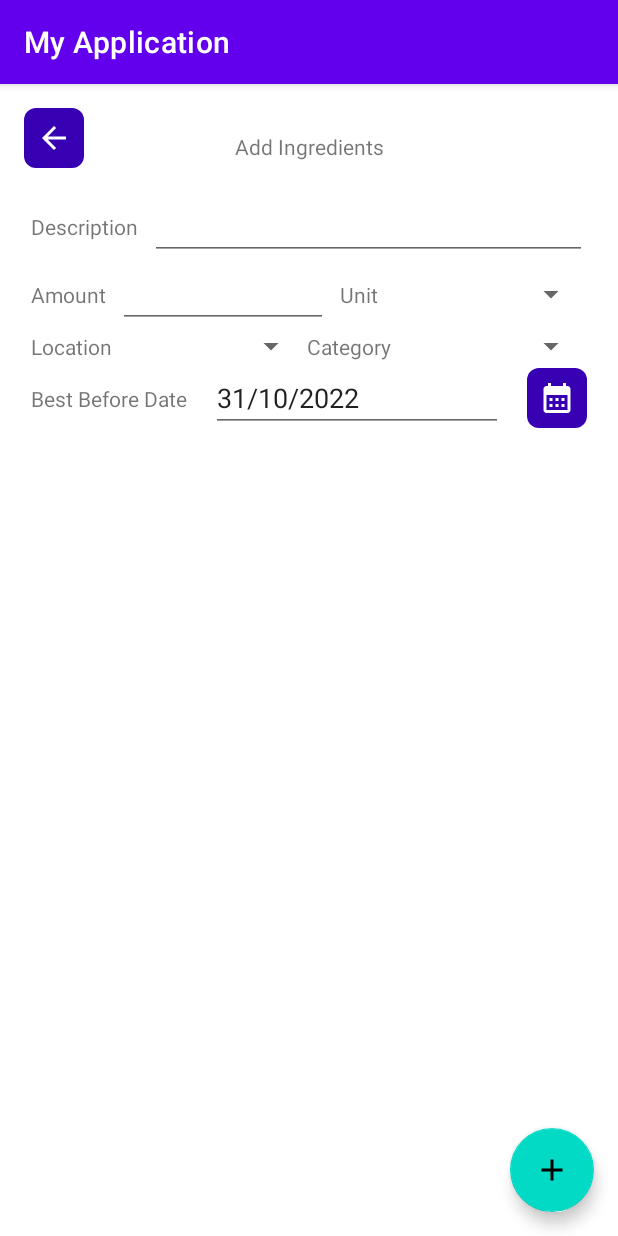
After one commit to CMPUT301F22T18/SnackNTrack, an Android app: the fragment AddIngredientFragment placed in its activity, on a phone screen of 412 x 824 dp. The commit adds this screen. Run offline under Robolectric (Android 15) with nearby library versions, the phone set to English and light mode, and no system bars.

Commit message:
Added Add Ingredient Fragment, Linked Storage Activity to Add Ingredient Fragment, Finished Back Button

```diff
--- /dev/null
+++ b/app/src/main/java/com/cmput301f22t18/snackntrack/AddIngredientFragment.java
@@ -0,0 +1,79 @@
+package com.cmput301f22t18.snackntrack;
+
+import android.os.Bundle;
+
+import androidx.annotation.NonNull;
+import androidx.annotation.Nullable;
+import androidx.fragment.app.Fragment;
+
+import android.util.Log;
+import android.view.LayoutInflater;
+import android.view.View;
+import android.view.ViewGroup;
+import android.widget.ImageButton;
+
+/**
+ * A simple {@link Fragment} subclass.
+ * Use the {@link AddIngredientFragment#newInstance} factory method to
+ * create an instance of this fragment.
+ */
+public class AddIngredientFragment extends Fragment {
+
+    // TODO: Rename parameter arguments, choose names that match
+    // the fragment initialization parameters, e.g. ARG_ITEM_NUMBER
+    private static final String ARG_PARAM1 = "param1";
+    private static final String ARG_PARAM2 = "param2";
+
+    // TODO: Rename and change types of parameters
+    private String mParam1;
+    private String mParam2;
+
+    public AddIngredientFragment() {
+        // Required empty public constructor
+    }
+
+    /**
+     * Use this factory method to create a new instance of
+     * this fragment using the provided parameters.
+     *
+     * @param param1 Parameter 1.
+     * @param param2 Parameter 2.
+     * @return A new instance of fragment AddEditIngredient.
+     */
+    // TODO: Rename and change types and number of parameters
+    public static AddIngredientFragment newInstance(String param1, String param2) {
+        AddIngredientFragment fragment = new AddIngredientFragment();
+        Bundle args = new Bundle();
+        args.putString(ARG_PARAM1, param1);
+        args.putString(ARG_PARAM2, param2);
+        fragment.setArguments(args);
+        return fragment;
+    }
+
+    @Override
+    public void onCreate(Bundle savedInstanceState) {
+        super.onCreate(savedInstanceState);
+        if (getArguments() != null) {
+            mParam1 = getArguments().getString(ARG_PARAM1);
+            mParam2 = getArguments().getString(ARG_PARAM2);
+        }
+
+    }
+
+    @Override
+    public View onCreateView(LayoutInflater inflater, ViewGroup container,
+                             Bundle savedInstanceState) {
+        // Inflate the layout for this fragment
+        return inflater.inflate(R.layout.fragment_add_edit_ingredient, container, false);
+    }
+
+    @Override
+    public void onViewCreated(@NonNull View view, @Nullable Bundle savedInstanceState) {
+        super.onViewCreated(view, savedInstanceState);
+        ImageButton imageButton = view.findViewById(R.id.back_button);
+        imageButton.setOnClickListener(v -> {
+            Log.i("Debug", "Pressed Back!");
+            getActivity().getSupportFragmentManager().popBackStackImmediate();
+        });
+    }
+}
--- a/app/src/main/java/com/cmput301f22t18/snackntrack/StorageActivity.java
+++ b/app/src/main/java/com/cmput301f22t18/snackntrack/StorageActivity.java
@@ -6,6 +6,8 @@ import androidx.recyclerview.widget.RecyclerView;
 
 import android.os.Bundle;
 import android.view.View;
+
+import com.google.android.material.floatingactionbutton.FloatingActionButton;
 
 import java.util.Date;
 
@@ -26,6 +28,20 @@ public class StorageActivity extends AppCompatActivity {
         recyclerView.setAdapter(storageAdapter);
         recyclerView.setLayoutManager(
                 new LinearLayoutManager(getApplicationContext()));
+
+        FloatingActionButton fab = findViewById(R.id.add_ingredient_fab);
+        fab.setOnClickListener(new View.OnClickListener() {
+            @Override
+            public void onClick(View view) {
+                if (savedInstanceState == null) {
+                    getSupportFragmentManager().beginTransaction()
+                            .setReorderingAllowed(true)
+                            .add(R.id.fragment_container_view, AddIngredientFragment.class, null)
+                            .addToBackStack("AddIngredient")
+                            .commit();
+                }
+            }
+        });
     }
 
     private void initStorage() {
--- /dev/null
+++ b/app/src/main/res/drawable/custom_image_button.xml
@@ -0,0 +1,5 @@
+<?xml version="1.0" encoding="utf-8"?>
+<shape xmlns:android="http://schemas.android.com/apk/res/android">
+    <solid android:color="@color/purple_700" />
+    <corners android:radius="8dp" />
+</shape>
--- /dev/null
+++ b/app/src/main/res/drawable/ic_baseline_arrow_back_24.xml
@@ -0,0 +1,5 @@
+<vector android:autoMirrored="true" android:height="24dp"
+    android:tint="#FFFFFF" android:viewportHeight="24"
+    android:viewportWidth="24" android:width="24dp" xmlns:android="http://schemas.android.com/apk/res/android">
+    <path android:fillColor="@android:color/white" android:pathData="M20,11H7.83l5.59,-5.59L12,4l-8,8 8,8 1.41,-1.41L7.83,13H20v-2z"/>
+</vector>
--- /dev/null
+++ b/app/src/main/res/drawable/ic_baseline_calendar_month_24.xml
@@ -0,0 +1,5 @@
+<vector android:height="24dp" android:tint="#FFFFFF"
+    android:viewportHeight="24" android:viewportWidth="24"
+    android:width="24dp" xmlns:android="http://schemas.android.com/apk/res/android">
+    <path android:fillColor="@android:color/white" android:pathData="M19,4h-1V2h-2v2H8V2H6v2H5C3.89,4 3.01,4.9 3.01,6L3,20c0,1.1 0.89,2 2,2h14c1.1,0 2,-0.9 2,-2V6C21,4.9 20.1,4 19,4zM19,20H5V10h14V20zM9,14H7v-2h2V14zM13,14h-2v-2h2V14zM17,14h-2v-2h2V14zM9,18H7v-2h2V18zM13,18h-2v-2h2V18zM17,18h-2v-2h2V18z"/>
+</vector>
--- a/app/src/main/res/layout/activity_storage.xml
+++ b/app/src/main/res/layout/activity_storage.xml
@@ -17,6 +17,7 @@
     <com.google.android.material.floatingactionbutton.FloatingActionButton
         android:layout_width="wrap_content"
         android:layout_height="wrap_content"
+        android:id="@+id/add_ingredient_fab"
         app:layout_constraintBottom_toBottomOf="parent"
         app:layout_constraintEnd_toEndOf="parent"
         android:layout_gravity="end"
@@ -24,4 +25,8 @@
         android:layout_marginBottom="16dp"
         android:src="@drawable/ic_baseline_add_24"
         />
+    <androidx.fragment.app.FragmentContainerView
+        android:layout_width="match_parent"
+        android:layout_height="match_parent"
+        android:id="@+id/fragment_container_view"/>
 </androidx.constraintlayout.widget.ConstraintLayout>
--- /dev/null
+++ b/app/src/main/res/layout/fragment_add_edit_ingredient.xml
@@ -0,0 +1,222 @@
+<?xml version="1.0" encoding="utf-8"?>
+<androidx.constraintlayout.widget.ConstraintLayout xmlns:android="http://schemas.android.com/apk/res/android"
+    xmlns:tools="http://schemas.android.com/tools"
+    android:layout_width="match_parent"
+    android:layout_height="match_parent"
+    xmlns:app="http://schemas.android.com/apk/res-auto"
+    tools:context=".AddIngredientFragment"
+    android:background="@color/white"
+    >
+    <androidx.constraintlayout.widget.ConstraintLayout
+        android:layout_width="match_parent"
+        android:layout_height="wrap_content"
+        android:id="@+id/add_edit_fragment_title_bar"
+        app:layout_constraintTop_toTopOf="parent"
+        app:layout_constraintLeft_toLeftOf="parent"
+        app:layout_constraintRight_toRightOf="parent"
+        android:layout_marginTop="16dp"
+        android:layout_marginHorizontal="16dp">
+        <ImageButton
+            android:layout_width="wrap_content"
+            android:layout_height="wrap_content"
+            android:id="@+id/back_button"
+            app:layout_constraintTop_toTopOf="parent"
+            app:layout_constraintLeft_toLeftOf="parent"
+            android:src="@drawable/ic_baseline_arrow_back_24"
+            android:background="@drawable/custom_image_button"
+            android:padding="8dp"
+            />
+        <TextView
+            android:layout_width="wrap_content"
+            android:layout_height="wrap_content"
+            app:layout_constraintLeft_toLeftOf="parent"
+            app:layout_constraintRight_toRightOf="parent"
+            app:layout_constraintTop_toTopOf="parent"
+            android:layout_marginTop="16dp"
+            android:text="@string/add_ingredient_title"
+            android:id="@+id/add_ingredient_fragment_title_text_view"
+            />
+    </androidx.constraintlayout.widget.ConstraintLayout>
+
+    <androidx.constraintlayout.widget.ConstraintLayout
+        android:layout_width="0dp"
+        app:layout_constraintWidth_percent="0.9"
+        android:layout_height="wrap_content"
+        android:id="@+id/form_linear_layout"
+        android:orientation="vertical"
+        app:layout_constraintLeft_toLeftOf="parent"
+        app:layout_constraintRight_toRightOf="parent"
+        app:layout_constraintTop_toBottomOf="@id/add_edit_fragment_title_bar"
+        app:layout_constraintVertical_chainStyle="spread"
+        android:layout_marginTop="16dp"
+        >
+        <androidx.constraintlayout.widget.ConstraintLayout
+            android:layout_width="match_parent"
+            android:layout_height="wrap_content"
+            android:orientation="horizontal"
+            android:id="@+id/description_row"
+            app:layout_constraintLeft_toLeftOf="parent"
+            app:layout_constraintRight_toRightOf="parent"
+            app:layout_constraintTop_toTopOf="parent"
+            >
+            <TextView
+                android:layout_width="wrap_content"
+                android:layout_height="wrap_content"
+                android:text="@string/description_edit_text_title"
+                app:layout_constraintLeft_toLeftOf="parent"
+                app:layout_constraintTop_toTopOf="parent"
+                app:layout_constraintBottom_toBottomOf="parent"
+                android:id="@+id/description_title"
+                />
+            <EditText
+                android:layout_width="0dp"
+                android:layout_height="wrap_content"
+                android:id="@+id/description_edit_text"
+                app:layout_constraintTop_toTopOf="parent"
+                app:layout_constraintBottom_toBottomOf="parent"
+                app:layout_constraintRight_toRightOf="parent"
+                app:layout_constraintLeft_toRightOf="@id/description_title"
+                android:layout_marginLeft="8dp"/>
+        </androidx.constraintlayout.widget.ConstraintLayout>
+        <androidx.constraintlayout.widget.ConstraintLayout
+            android:layout_width="match_parent"
+            android:layout_height="wrap_content"
+            android:orientation="horizontal"
+            android:id="@+id/amount_unit_row"
+            app:layout_constraintLeft_toLeftOf="parent"
+            app:layout_constraintTop_toBottomOf="@id/description_row"
+            >
+            <TextView
+                android:layout_width="wrap_content"
+                android:layout_height="wrap_content"
+                android:text="@string/amount_edit_text_title"
+                app:layout_constraintLeft_toLeftOf="parent"
+                app:layout_constraintTop_toTopOf="parent"
+                app:layout_constraintBottom_toBottomOf="parent"
+                android:id="@+id/amount_title"
+                />
+
+            <EditText
+                android:layout_width="0dp"
+                android:layout_height="wrap_content"
+                android:id="@+id/amount_edit_text"
+                android:inputType="number"
+                app:layout_constraintTop_toTopOf="parent"
+                app:layout_constraintBottom_toBottomOf="parent"
+                app:layout_constraintRight_toLeftOf="@id/unit_title"
+                app:layout_constraintLeft_toRightOf="@id/amount_title"
+                android:layout_marginHorizontal="8dp"/>
+
+            <TextView
+                android:layout_width="wrap_content"
+                android:layout_height="wrap_content"
+                android:text="@string/unit_edit_text_title"
+                android:id="@+id/unit_title"
+                app:layout_constraintTop_toTopOf="parent"
+                app:layout_constraintBottom_toBottomOf="parent"
+                app:layout_constraintLeft_toRightOf="@id/amount_edit_text"
+                app:layout_constraintRight_toLeftOf="@id/units_spinner"
+                />
+
+            <Spinner
+                android:layout_width="0dp"
+                android:layout_height="wrap_content"
+                android:id="@+id/units_spinner"
+                app:layout_constraintTop_toTopOf="parent"
+                app:layout_constraintBottom_toBottomOf="parent"
+                app:layout_constraintRight_toRightOf="parent"
+                app:layout_constraintLeft_toRightOf="@id/unit_title"
+                />
+        </androidx.constraintlayout.widget.ConstraintLayout>
+
+        <androidx.constraintlayout.widget.ConstraintLayout
+            android:layout_width="match_parent"
+            android:layout_height="wrap_content"
+            android:orientation="horizontal"
+            android:id="@+id/location_category_row"
+            app:layout_constraintLeft_toLeftOf="parent"
+            app:layout_constraintTop_toBottomOf="@id/amount_unit_row"
+            >
+            <TextView
+                android:layout_width="wrap_content"
+                android:layout_height="wrap_content"
+                android:text="@string/location_spinner_title"
+                app:layout_constraintLeft_toLeftOf="parent"
+                app:layout_constraintTop_toTopOf="parent"
+                app:layout_constraintBottom_toBottomOf="parent"
+                android:id="@+id/location_title"
+                />
+
+            <Spinner
+                android:layout_width="0dp"
+                android:layout_height="wrap_content"
+                android:id="@+id/location_spinner"
+                app:layout_constraintTop_toTopOf="parent"
+                app:layout_constraintBottom_toBottomOf="parent"
+                app:layout_constraintRight_toLeftOf="@id/category_title"
+                app:layout_constraintLeft_toRightOf="@id/location_title"
+                />
+
+            <TextView
+                android:layout_width="wrap_content"
+                android:layout_height="wrap_content"
+                android:text="@string/category_spinner_title"
+                app:layout_constraintRight_toLeftOf="@id/location_spinner"
+                app:layout_constraintLeft_toRightOf="@id/category_spinner"
+                app:layout_constraintTop_toTopOf="parent"
+                app:layout_constraintBottom_toBottomOf="parent"
+                android:id="@+id/category_title"
+                />
+
+            <Spinner
+                android:layout_width="0dp"
+                android:layout_height="wrap_content"
+                android:id="@+id/category_spinner"
+                app:layout_constraintTop_toTopOf="parent"
+                app:layout_constraintBottom_toBottomOf="parent"
+                app:layout_constraintRight_toRightOf="parent"
+                app:layout_constraintLeft_toRightOf="@id/category_title"
+                />
+        </androidx.constraintlayout.widget.ConstraintLayout>
+        <androidx.constraintlayout.widget.ConstraintLayout
+            android:layout_width="match_parent"
+            android:layout_height="wrap_content"
+            app:layout_constraintLeft_toLeftOf="parent"
+            app:layout_constraintRight_toRightOf="parent"
+            app:layout_constraintTop_toBottomOf="@id/location_category_row">
+            <TextView
+                android:layout_width="wrap_content"
+                android:layout_height="wrap_content"
+                android:text="@string/best_before_title"
+                app:layout_constraintLeft_toLeftOf="parent"
+                app:layout_constraintTop_toTopOf="parent"
+                app:layout_constraintBottom_toBottomOf="parent"
+                android:id="@+id/best_before_date_title"
+                />
+            <EditText
+                android:layout_width="0dp"
+                android:layout_height="wrap_content"
+                android:text="@string/best_before_text_view"
+                app:layout_constraintLeft_toRightOf="@id/best_before_date_title"
+                app:layout_constraintTop_toTopOf="parent"
+                app:layout_constraintBottom_toBottomOf="parent"
+                app:layout_constraintRight_toLeftOf="@id/date_picker_button"
+                android:id="@+id/best_before_date"
+                android:layout_marginHorizontal="16dp"
+                android:clickable="false"
+                />
+            <ImageButton
+                android:layout_width="wrap_content"
+                android:layout_height="wrap_content"
+                android:id="@+id/date_picker_button"
+                app:layout_constraintTop_toTopOf="parent"
+                app:layout_constraintBottom_toBottomOf="parent"
+                app:layout_constraintRight_toRightOf="parent"
+                android:src="@drawable/ic_baseline_calendar_month_24"
+                android:background="@drawable/custom_image_button"
+                android:padding="8dp"
+                />
+        </androidx.constraintlayout.widget.ConstraintLayout>
+    </androidx.constraintlayout.widget.ConstraintLayout>
+
+</androidx.constraintlayout.widget.ConstraintLayout>
--- a/app/src/main/res/values/strings.xml
+++ b/app/src/main/res/values/strings.xml
@@ -5,4 +5,35 @@
     <string name="ingredient_category">Category</string>
     <string name="ingredient_best_before_date">Best Before Date</string>
     <string name="ingredient_amount_unit">Amount Unit</string>
+    <!-- TODO: Remove or change this placeholder text -->
+    <string name="hello_blank_fragment">Hello blank fragment</string>
+    <string name="add_ingredient_title">Add Ingredients</string>
+    <string name="description_edit_text_title">Description</string>
+    <string name="amount_edit_text_title">Amount</string>
+    <string name="unit_edit_text_title">Unit</string>
+    <string name="location_spinner_title">Location</string>
+    <string name="category_spinner_title">Category</string>
+    <string name="best_before_text_view">31/10/2022</string>
+    <string name="best_before_title">Best Before Date</string>
+    <string-array name="units_array">
+        <item>kilogram</item>
+        <item>litre</item>
+        <item>shaker</item>
+        <item>pack</item>
+        <item>box</item>
+    </string-array>
+    <string-array name="ingredient_categories_array">
+        <item>Spice</item>
+        <item>Dairy</item>
+        <item>Bakery</item>
+        <item>Meat</item>
+        <item>Vegetable</item>
+        <item>Fruit</item>
+    </string-array>
+    <string-array name="ingredient_location_array">
+        <item>Cupboard</item>
+        <item>Counter-top</item>
+        <item>Fridge</item>
+        <item>Pantry</item>
+    </string-array>
 </resources>
```
